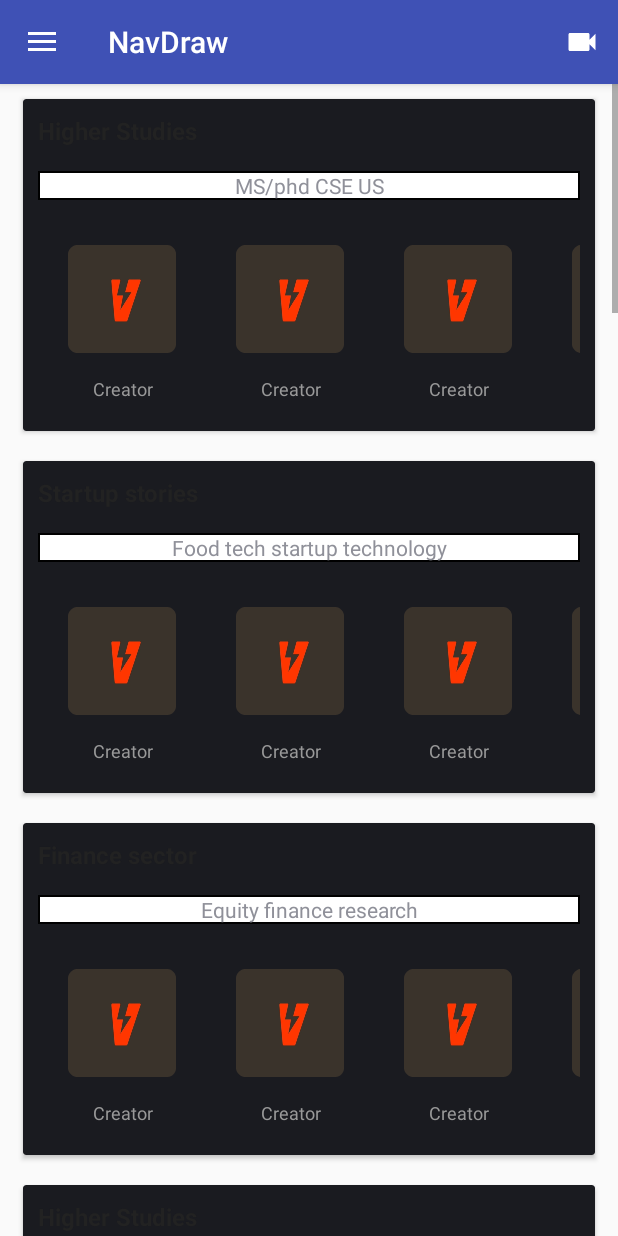
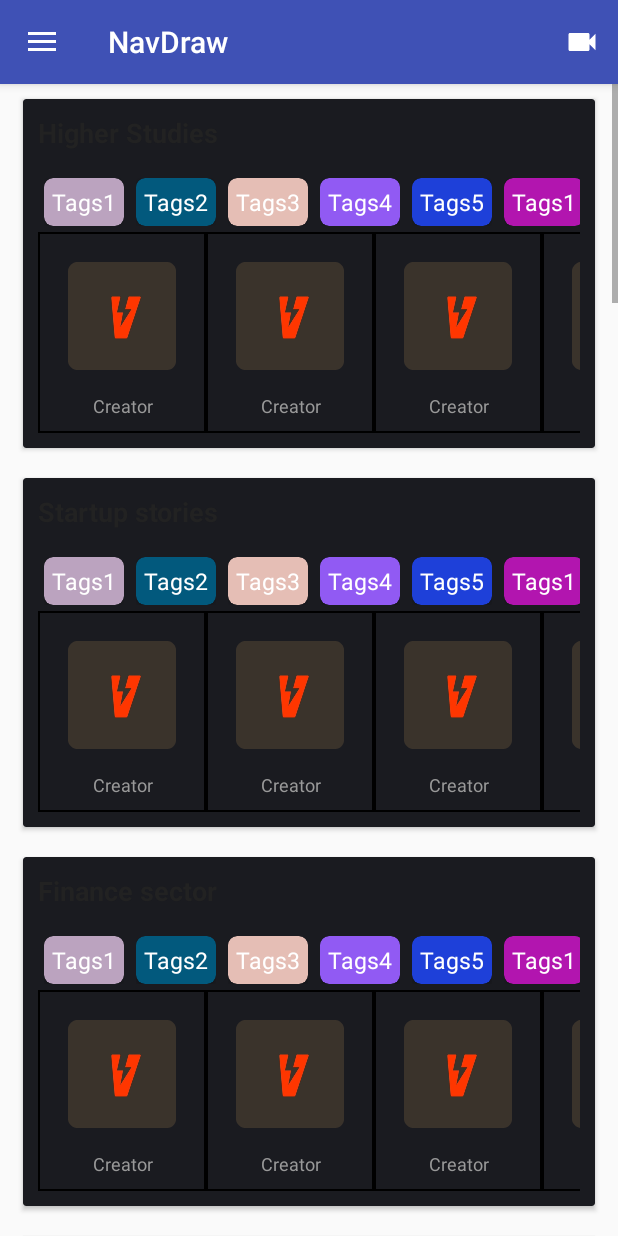
Before and after one commit to vikify/vikify_mvp, an Android app: the NavDraw screen opened directly, with no data from a screen before it, on a phone screen of 412 x 824 dp. Run offline under Robolectric (Android 15) with nearby library versions, the phone set to English and light mode, and no system bars; our stand-ins replace Firebase (no records; nobody signed in at launch, a user with empty details on screens opened directly).

Commit message:
Placeholder tags

```diff
--- a/app/src/main/java/com/bannuranurag/android/vikify/CameraActivity.java
+++ b/app/src/main/java/com/bannuranurag/android/vikify/CameraActivity.java
@@ -38,6 +38,7 @@ public class CameraActivity extends AppCompatActivity {
     File mVideoFileForUpload;
     TextView mTextViewProg;
     String mCreatorUID;
+
 
 
     @Override
@@ -138,9 +139,12 @@ public class CameraActivity extends AppCompatActivity {
         return mCreatorUID;
     }
 
+
     private void sendDataToFirebase(String filePath){
         Uri fileUpload = Uri.fromFile(new File(filePath));
-        StorageReference mVideoRef= mStorageRef.child("videos/"+mCreatorUID);
+        StorageReference mVideoRef= mStorageRef.child("videos/"+mCreatorUID+"uniqueTimeStamp"+System.currentTimeMillis()/1000);  //Current time stamp in UTC
+
+
 
         mVideoRef.putFile(fileUpload)
                 .addOnSuccessListener(new OnSuccessListener<UploadTask.TaskSnapshot>() {
@@ -161,6 +165,7 @@ public class CameraActivity extends AppCompatActivity {
         });
     }
 
+
     private void updateProgress(UploadTask.TaskSnapshot taskSnapshot){
         long FileSize=taskSnapshot.getTotalByteCount();
         long uploadBytes=taskSnapshot.getBytesTransferred();
--- a/app/src/main/java/com/bannuranurag/android/vikify/NavDraw.java
+++ b/app/src/main/java/com/bannuranurag/android/vikify/NavDraw.java
@@ -46,6 +46,7 @@ public class NavDraw extends AppCompatActivity
 
     private List<DataClass> movieList = new ArrayList<>();
     private List<HorizontalClass> yearList= new ArrayList<>();
+    private List<String> tags= new ArrayList<>();
 
     private static final String TAG="State";
 //    private String myDataset[]={"Hello","What","NOW","Hello","What","NOW","Hello","What","NOW","Hello","What","NOW","Hello","What","NOW","Hello","What","NOW","Hello","What","NOW","Hello","What","NOW","Hello","What","NOW","Hello","What","NOW","Hello","What","NOW","Hello","What","NOW","Hello","What","NOW","Hello","What","NOW","Hello","What","NOW","Hello","What","NOW","Hello","What","NOW","Hello","What","NOW","Hello","What","NOW","Hello","What","NOW","Hello","What","NOW","Hello","What","NOW","Hello","What","NOW","Hello","What","NOW","Hello","What","NOW","Hello","What","NOW","Hello","What","NOW","Hello","What","NOW","Hello","What","NOW","Hello","What","NOW","Hello","What","NOW","Hello","What","NOW","Hello","What","NOW","Hello","What","NOW","Hello","What","NOW","Hello","What","NOW"};
@@ -140,6 +141,7 @@ public class NavDraw extends AppCompatActivity
 
         prepareMovieData();
         prepareYearData();
+        prepareTagsData();
 
         mRecycleViewVertical=findViewById(R.id.verticle_recycle);
 
@@ -158,7 +160,7 @@ public class NavDraw extends AppCompatActivity
 //        mRecyclerViewHorizontal.setLayoutManager(mLayoutManagerhorizontal);
 
 
-        mAdapter=new verticalAdapter(getApplicationContext(),movieList,yearList);
+        mAdapter=new verticalAdapter(getApplicationContext(),movieList,yearList,tags);
 //        mHAdapter=new horizontalAdapter(yearList);
 
         mRecycleViewVertical.setAdapter(mAdapter);
@@ -269,6 +271,22 @@ public class NavDraw extends AppCompatActivity
                     }
                 });
     }
+
+    private void prepareTagsData(){
+        tags.add("Tags1");
+        tags.add("Tags2");
+        tags.add("Tags3");
+        tags.add("Tags4");
+        tags.add("Tags5");
+        tags.add("Tags1");
+        tags.add("Tags2");
+        tags.add("Tags3");
+        tags.add("Tags4");
+        tags.add("Tags5");
+        Log.v("Array","ArrayList123"+tags.size());
+
+    }
+
     private void prepareMovieData() {
         DataClass movie = new DataClass("Higher Studies", "MS/phd CSE US", "2015");
         movieList.add(movie);
--- /dev/null
+++ b/app/src/main/java/com/bannuranurag/android/vikify/TagAdapter.java
@@ -0,0 +1,76 @@
+package com.bannuranurag.android.vikify;
+
+import android.graphics.Color;
+import android.support.v7.widget.CardView;
+import android.support.v7.widget.RecyclerView;
+import android.view.LayoutInflater;
+import android.view.View;
+import android.view.ViewGroup;
+import android.widget.TextView;
+
+import java.util.List;
+import java.util.Random;
+
+public class TagAdapter extends RecyclerView.Adapter<TagAdapter.MyViewHolder> {
+    private List<String> tags;
+
+    Random rand=new Random();
+
+    // Provide a reference to the views for each data item
+    // Complex data items may need more than one view per item, an      d
+    // you provide access to all the views for a data item in a view holder
+    public static class MyViewHolder extends RecyclerView.ViewHolder {
+        // each data item is just a string in this case
+        public TextView mTextView;
+        public CardView mCardView;
+        public MyViewHolder(View v) {
+
+            super(v);
+            mTextView =v.findViewById(R.id.tagText);
+            mCardView=v.findViewById(R.id.card_view1);
+        }
+    }
+
+    public TagAdapter(){}
+    // Provide a suitable constructor (depends on the kind of dataset)
+    public TagAdapter(List<String> mtag) {
+        mtag=tags;
+    }
+
+    public void setData(List<String> mtag) {
+        if (mtag != tags) {
+            tags = mtag;
+            notifyDataSetChanged();
+        }
+    }
+
+    // Create new views (invoked by the layout manager)
+    @Override
+    public TagAdapter.MyViewHolder onCreateViewHolder(ViewGroup parent,
+                                                     int viewType) {
+        // create a new view
+        View v =  LayoutInflater.from(parent.getContext())
+                .inflate(R.layout.tag_layout, parent, false);
+
+        MyViewHolder vh = new MyViewHolder(v);
+        return vh;
+    }
+
+    // Replace the contents of a view (invoked by the layout manager)
+    @Override
+    public void onBindViewHolder(MyViewHolder holder, int position) {
+        // - get element from your dataset at this position
+        // - replace the contents of the view with that element
+        String dataClass = tags.get(position);
+        holder.mTextView.setText(dataClass);
+
+        ((CardView)holder.mCardView).setCardBackgroundColor(Color.argb(255, rand.nextInt(256), rand.nextInt(256), rand.nextInt(256) ));
+
+    }
+
+    // Return the size of your dataset (invoked by the layout manager)
+    @Override
+    public int getItemCount() {
+        return tags.size();
+    }
+}
--- a/app/src/main/java/com/bannuranurag/android/vikify/horizontalAdapter.java
+++ b/app/src/main/java/com/bannuranurag/android/vikify/horizontalAdapter.java
@@ -1,6 +1,7 @@
 package com.bannuranurag.android.vikify;
 
 import android.support.annotation.NonNull;
+import android.support.v7.widget.CardView;
 import android.support.v7.widget.RecyclerView;
 import android.view.LayoutInflater;
 import android.view.View;
@@ -18,6 +19,7 @@ public class horizontalAdapter extends RecyclerView.Adapter<horizontalAdapter.My
 
     public static class MyViewHolder extends RecyclerView.ViewHolder{
         public TextView year;
+        public CardView mTagsCard;
 
         public MyViewHolder(View view) {
             super(view);
@@ -50,7 +52,6 @@ public class horizontalAdapter extends RecyclerView.Adapter<horizontalAdapter.My
     @Override
     public void onBindViewHolder(@NonNull MyViewHolder holder, int position) {
         HorizontalClass dataClass = yearList.get(position);
-        MyViewHolder myholder= (MyViewHolder) holder;
         holder.year.setText(dataClass.getmYear());
 
     }
--- a/app/src/main/java/com/bannuranurag/android/vikify/verticalAdapter.java
+++ b/app/src/main/java/com/bannuranurag/android/vikify/verticalAdapter.java
@@ -4,6 +4,7 @@ import android.content.Context;
 import android.support.annotation.NonNull;
 import android.support.v7.widget.LinearLayoutManager;
 import android.support.v7.widget.RecyclerView;
+import android.util.Log;
 import android.view.LayoutInflater;
 import android.view.View;
 import android.view.ViewGroup;
@@ -16,33 +17,45 @@ public class verticalAdapter extends RecyclerView.Adapter<verticalAdapter.MyView
     Context mContext;
     private List<DataClass> moviesList;
     private List<HorizontalClass> mYearList;
+    private List<String> mtags;
+
     private static RecyclerView horizontalList;
+    private static RecyclerView horizontalTagList;
 
     public static class MyViewHolder extends RecyclerView.ViewHolder{
-        public TextView title, year, genre;
+        public TextView title, year, genre, Tags;
         private horizontalAdapter mHorizontalAdapter;
+        private TagAdapter mHorizontalTagAdapter;
 
         public MyViewHolder(View view) {
             super(view);
             Context context= view.getContext();
             title = (TextView) view.findViewById(R.id.title);
-            genre = (TextView) view.findViewById(R.id.genre);
+//            genre = (TextView) view.findViewById(R.id.genre);
+            Tags=(TextView) view.findViewById(R.id.tagText);
+
             horizontalList=view.findViewById(R.id.horizontal_recycle);
+            horizontalTagList=view.findViewById(R.id.genre);
+
             horizontalList.setLayoutManager(new LinearLayoutManager(context,LinearLayoutManager.HORIZONTAL,false));
+            horizontalTagList.setLayoutManager(new LinearLayoutManager(context,LinearLayoutManager.HORIZONTAL,false));
+
             mHorizontalAdapter=new horizontalAdapter();
+            mHorizontalTagAdapter=new TagAdapter();
+
             horizontalList.setAdapter(mHorizontalAdapter);
+            horizontalTagList.setAdapter(mHorizontalTagAdapter);
            // year = (TextView) view.findViewById(R.id.year);
 
         }
     }
 
-    public verticalAdapter(Context context, List<DataClass> moviesList, List<HorizontalClass> mYearList ) {
-        mContext=context;
-        this.moviesList=moviesList;
-        this.mYearList=mYearList;
+    public verticalAdapter(Context mContext, List<DataClass> moviesList, List<HorizontalClass> mYearList, List<String> mtags) {
+        this.mContext = mContext;
+        this.moviesList = moviesList;
+        this.mYearList = mYearList;
+        this.mtags = mtags;
     }
-
-
 
     @NonNull
     @Override
@@ -57,8 +70,19 @@ public class verticalAdapter extends RecyclerView.Adapter<verticalAdapter.MyView
     public void onBindViewHolder(@NonNull MyViewHolder holder, int position) {
         DataClass dataClass = moviesList.get(position);
         holder.title.setText(dataClass.getTitle());
-        holder.genre.setText(dataClass.getGenre());
+//        holder.genre.setText(dataClass.getGenre());
         holder.mHorizontalAdapter.setData(mYearList);
+        try{
+            String mData= mtags.get(position);
+            //holder.Tags.setText(mData);
+            holder.mHorizontalTagAdapter.setData(mtags);
+        }
+        catch (IndexOutOfBoundsException e){
+            Log.v("TAG","Out of bound exception");
+        }
+
+
+
 
        //holder.year.setText(dataClass.getYear());
     }
--- a/app/src/main/res/drawable/rectangular_border.xml
+++ b/app/src/main/res/drawable/rectangular_border.xml
@@ -1,6 +1,6 @@
 <?xml version="1.0" encoding="utf-8"?>
 <shape xmlns:android="http://schemas.android.com/apk/res/android">
-    <solid android:color="@android:color/white"/>
+    <solid android:color="@android:color/transparent"/>
     <stroke android:width="1dp" android:color="#000"/>
 
 </shape>
--- a/app/src/main/res/layout/activity_camera.xml
+++ b/app/src/main/res/layout/activity_camera.xml
@@ -5,7 +5,7 @@
     android:layout_width="fill_parent"
     android:layout_height="fill_parent"
     android:orientation="vertical"
-    tools:context=".Camera">
+    tools:context=".CameraActivity">
 
     <com.otaliastudios.cameraview.CameraView
         android:id="@+id/camera"
@@ -16,7 +16,7 @@
 
     <ProgressBar
         android:layout_width="match_parent"
-        android:layout_height="16dp"
+        android:layout_height="12dp"
         android:id="@+id/progress_bar"
         android:max="100"
         android:layout_marginLeft="8dp"
@@ -55,11 +55,18 @@
             android:layout_height="wrap_content"
             android:text="Upload"
             android:id="@+id/uploadBtn"/>
+
         <VideoView
             android:layout_width="wrap_content"
             android:layout_height="wrap_content"
             android:id="@+id/videoView"
             />
+
+        <TextView
+            android:layout_width="wrap_content"
+            android:layout_height="wrap_content"
+            android:textColor="#000"
+            android:id="@+id/textViewprog"/>
     </LinearLayout>
 
 
--- a/app/src/main/res/layout/horizontalview_item_layout.xml
+++ b/app/src/main/res/layout/horizontalview_item_layout.xml
@@ -3,6 +3,7 @@
     xmlns:android="http://schemas.android.com/apk/res/android" android:layout_width="wrap_content"
     android:orientation="vertical"
     android:padding="10dp"
+    android:background="@drawable/rectangular_border"
     android:layout_height="match_parent">
 
     <ImageView
--- a/app/src/main/res/layout/my_vertical_view.xml
+++ b/app/src/main/res/layout/my_vertical_view.xml
@@ -29,23 +29,34 @@
                 android:layout_height="wrap_content"
                 android:layout_alignParentTop="true"
                 android:textColor="@color/title"
-                android:paddingBottom="16dp"
-                android:textSize="16sp"
+                android:paddingBottom="14dp"
+                android:textSize="18sp"
                 android:textStyle="bold" />
+
+
+
 
             <LinearLayout
                 android:layout_width="fill_parent"
                 android:orientation="vertical"
                 android:layout_height="fill_parent">
 
-                <TextView
+                <!--<TextView-->
+                    <!--android:id="@+id/genre"-->
+                    <!--android:layout_width="match_parent"-->
+                    <!--android:layout_height="wrap_content"-->
+                    <!--android:padding="5dp"-->
+                    <!--android:textStyle="italic"-->
+                    <!--android:layout_marginBottom="10dp"-->
+                    <!--android:background="@drawable/rectangular_border"-->
+                    <!--android:layout_below="@id/title" />-->
+
+                <android.support.v7.widget.RecyclerView
+                    android:layout_width="wrap_content"
+                    android:layout_height="wrap_content"
                     android:id="@+id/genre"
-                    android:layout_width="match_parent"
-                    android:layout_height="wrap_content"
-                    android:gravity="center_horizontal"
-                    android:layout_marginBottom="10dp"
-                    android:background="@drawable/rectangular_border"
-                    android:layout_below="@id/title" />
+
+                    />
 
                 <include layout="@layout/my_horizontal_view" />
             </LinearLayout>
--- /dev/null
+++ b/app/src/main/res/layout/tag_layout.xml
@@ -0,0 +1,31 @@
+<?xml version="1.0" encoding="utf-8"?>
+<android.support.constraint.ConstraintLayout
+    xmlns:android="http://schemas.android.com/apk/res/android" android:layout_width="wrap_content"
+    android:layout_margin="4dp"
+    android:layout_height="match_parent">
+
+    <android.support.v7.widget.CardView xmlns:card_view="http://schemas.android.com/apk/res-auto"
+        android:id="@+id/card_view1"
+        android:layout_width="wrap_content"
+        android:layout_height="wrap_content"
+        card_view:cardBackgroundColor="@android:color/holo_blue_dark"
+        android:layout_margin="2dp"
+        card_view:cardCornerRadius="6dp">
+
+        <LinearLayout
+            android:layout_width="wrap_content"
+            android:layout_height="wrap_content"
+            android:orientation="horizontal">
+            <TextView
+                android:layout_width="match_parent"
+                android:layout_height="wrap_content"
+                android:padding="5dp"
+                android:textSize="15sp"
+                android:text="Hello"
+                android:textColor="#fff"
+                android:id="@+id/tagText"/>
+
+        </LinearLayout>
+    </android.support.v7.widget.CardView>
+
+</android.support.constraint.ConstraintLayout>
```
Also changed, not shown: app/src/main/AndroidManifest.xml (+10 -7 lines).
